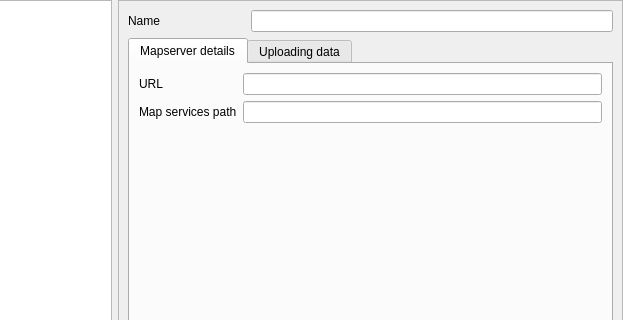
This is geocatbridge/ui/serverconnectionswidget.ui in GeoCat/qgis-bridge-plugin as Qt 5 draws it before an edit; both pictures show x 394 to 1017 and y 0 to 320 of the 1017 by 679 pixel window. The edited form follows.
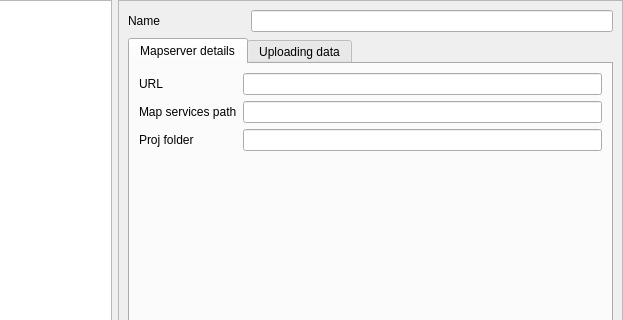
This is the edited form. Custom widgets are drawn as their Qt base class.

Commit message: added projfolder param to mapserver

Diff of the .ui file:
```diff
--- a/geocatbridge/ui/serverconnectionswidget.ui
+++ b/geocatbridge/ui/serverconnectionswidget.ui
@@ -272,9 +272,6 @@
                <string>Mapserver details</string>
               </attribute>
               <layout class="QGridLayout" name="gridLayout_7">
-               <item row="0" column="1">
-                <widget class="QLineEdit" name="txtMapserverUrl"/>
-               </item>
                <item row="0" column="0">
                 <widget class="QLabel" name="label_20">
                  <property name="text">
@@ -282,9 +279,6 @@
                  </property>
                 </widget>
                </item>
-               <item row="1" column="1">
-                <widget class="QLineEdit" name="txtMapServicesPath"/>
-               </item>
                <item row="1" column="0">
                 <widget class="QLabel" name="label_21">
                  <property name="text">
@@ -292,7 +286,10 @@
                  </property>
                 </widget>
                </item>
-               <item row="2" column="0">
+               <item row="0" column="1">
+                <widget class="QLineEdit" name="txtMapserverUrl"/>
+               </item>
+               <item row="3" column="0">
                 <spacer name="verticalSpacer_10">
                  <property name="orientation">
                   <enum>Qt::Vertical</enum>
@@ -305,6 +302,19 @@
                  </property>
                 </spacer>
                </item>
+               <item row="1" column="1">
+                <widget class="QLineEdit" name="txtMapServicesPath"/>
+               </item>
+               <item row="2" column="0">
+                <widget class="QLabel" name="label_23">
+                 <property name="text">
+                  <string>Proj folder</string>
+                 </property>
+                </widget>
+               </item>
+               <item row="2" column="1">
+                <widget class="QLineEdit" name="txtProjFolder"/>
+               </item>
               </layout>
              </widget>
              <widget class="QWidget" name="tab_2">
```
The commit also changes 2 other files.
